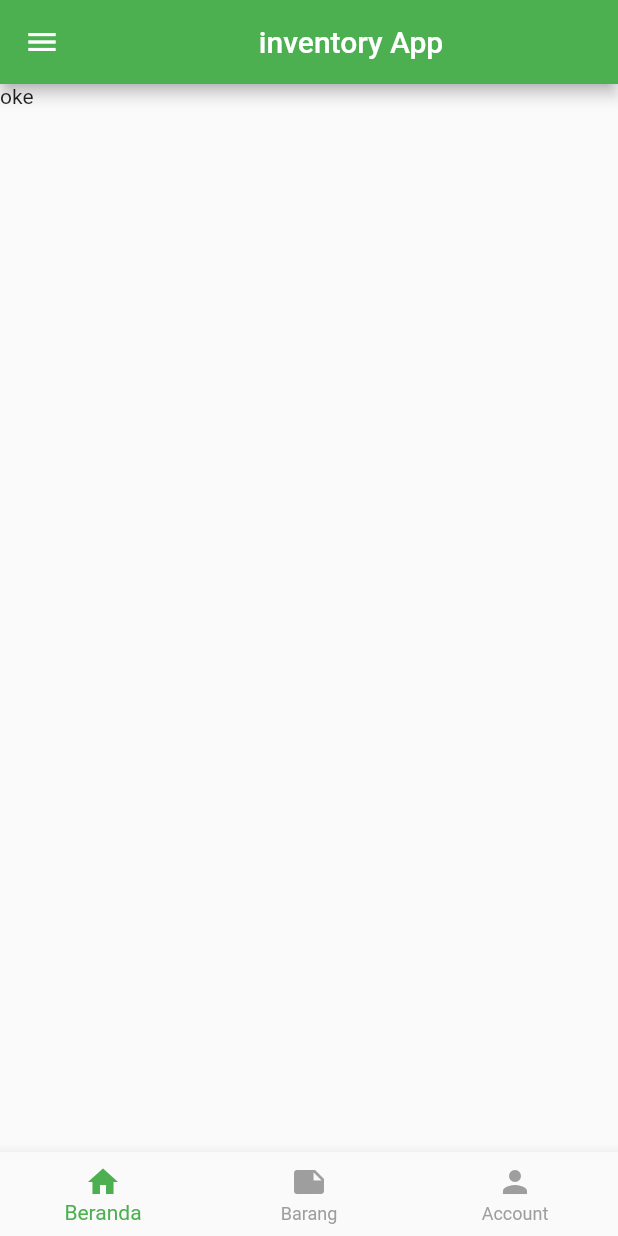
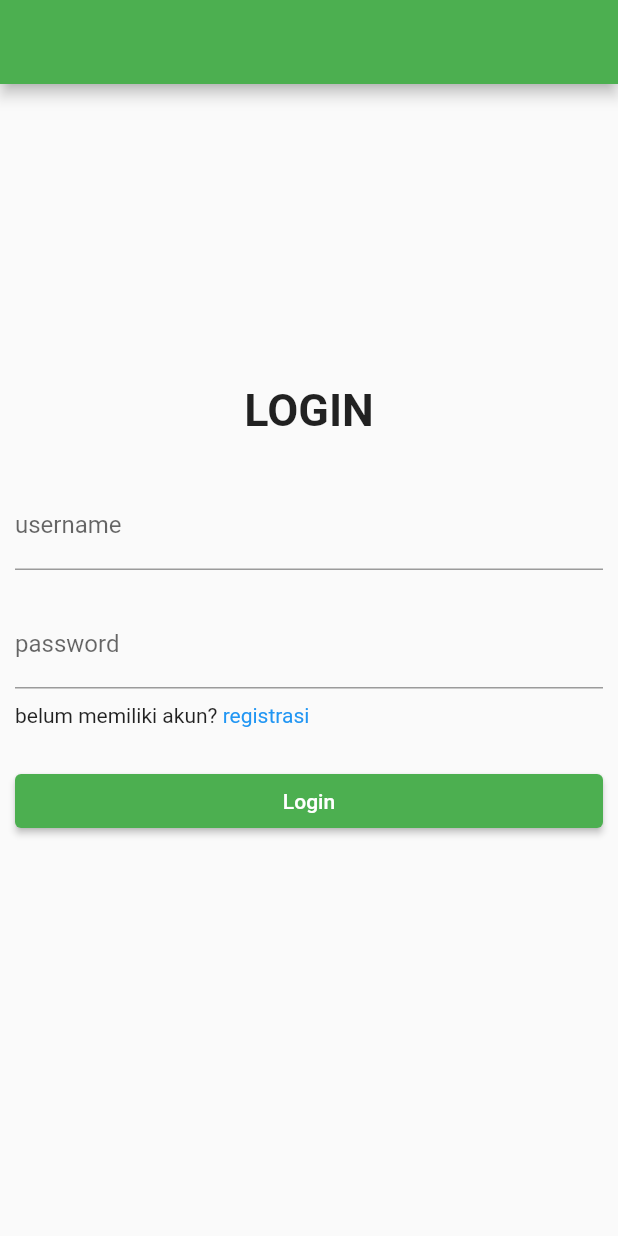
Before and after one commit to arifmalabar/inventory_app, a Flutter app: the screen it shows after launch, on a phone screen of 412 x 824 dp. Run offline on Flutter 3.47's test engine with Material 2 defaults, Android fonts, the phone set to English and light mode, and no system bars; our stand-ins replace fluttertoast.

```diff
--- /dev/null
+++ b/lib/authtenticate.dart
@@ -0,0 +1,84 @@
+import 'package:flutter/material.dart';
+import 'register.dart';
+
+class Auth extends StatefulWidget {
+  @override
+  LoginScreen createState() => LoginScreen();
+}
+
+class LoginScreen extends State<Auth> {
+  @override
+  Widget build(BuildContext context) {
+    return Scaffold(
+      appBar: AppBar(
+        title: Text(""),
+      ),
+      body: Center(
+        child: ListView(
+          children: [
+            Container(
+              height: 200.0,
+            ),
+            Container(
+              margin: EdgeInsets.only(bottom: 20),
+              child: Center(
+                child: Text(
+                  "LOGIN",
+                  style: TextStyle(fontSize: 30, fontWeight: FontWeight.bold),
+                ),
+              ),
+            ),
+            Container(
+              margin: EdgeInsets.all(10),
+              child: TextField(
+                //controller: ,
+                keyboardType: TextInputType.emailAddress,
+                decoration: InputDecoration(
+                    hintText: "Masukan Username anda", labelText: "username"),
+              ),
+            ),
+            Container(
+              margin: EdgeInsets.all(10),
+              child: TextField(
+                //controller: ,
+                keyboardType: TextInputType.visiblePassword,
+                obscureText: true,
+                decoration: InputDecoration(
+                    hintText: "Masukan Password anda", labelText: "password"),
+              ),
+            ),
+            Container(
+              margin: EdgeInsets.only(left: 10, bottom: 15),
+              child: Row(
+                children: [
+                  Text("belum memiliki akun? "),
+                  InkWell(
+                    onTap: () {
+                      Navigator.push(
+                        context,
+                        MaterialPageRoute(builder: (BuildContext context) {
+                          return Register();
+                        }),
+                      );
+                    },
+                    child: Text(
+                      "registrasi",
+                      style: TextStyle(color: Colors.blue),
+                    ),
+                  ),
+                ],
+              ),
+            ),
+            Container(
+              margin: EdgeInsets.all(10),
+              child: ElevatedButton(
+                onPressed: () {},
+                child: Text("Login"),
+              ),
+            ),
+          ],
+        ),
+      ),
+    );
+  }
+}
--- a/lib/barang.dart
+++ b/lib/barang.dart
@@ -20,55 +20,52 @@ class HomeState extends State<HomeApp> {
   List _barang = [];
   @override
   Model m = new Model();
-  Future<void> getBarang() async{
-    final response = await http.get("http://169.254.66.168/core_hmvc/barang");
+  Future<void> getBarang() async {
+    final response = await http.get("http://192.168.1.9/core_hmvc/barang");
     final barangData = jsonDecode(response.body);
     setState(() {
       _barang = barangData;
     });
   }
-  void initState()
-  {
+
+  void initState() {
     super.initState();
     getBarang();
     //time = Timer.periodic(Duration(seconds: 5), (Timer t) => autoRefresh());
   }
-  void autoRefresh()
-  {
+
+  void autoRefresh() {
     setState(() {
       getBarang();
     });
   }
+
   Widget build(BuildContext context) {
     return Scaffold(
       body: RefreshIndicator(
-        onRefresh:() => getBarang(),
+        onRefresh: () => getBarang(),
         child: FutureBuilder<List>(
           future: m.getBarang(),
-          builder: (context, snapshot){
-            if(snapshot.hasError) {
+          builder: (context, snapshot) {
+            if (snapshot.hasError) {
               print(snapshot.error);
-            } else{
-              if(snapshot.hasData)
-              {
+            } else {
+              if (snapshot.hasData) {
                 _barang = snapshot.data;
                 return _getList();
               } else {
-                return Center(child:CircularProgressIndicator());
+                return Center(child: CircularProgressIndicator());
               }
             }
           },
         ),
       ),
       floatingActionButton: FloatingActionButton(
-        onPressed: (){
-          Navigator.push(
-            context,
-            MaterialPageRoute(
-            builder: (BuildContext context) {
+        onPressed: () {
+          Navigator.push(context,
+              MaterialPageRoute(builder: (BuildContext context) {
             return Tambah();
-            })
-          );
+          }));
           setState(() {
             getBarang();
           });
@@ -77,11 +74,11 @@ class HomeState extends State<HomeApp> {
       ),
     );
   }
-  Widget _getList()
-  {
+
+  Widget _getList() {
     return ListView.builder(
-      itemCount: _barang==null ? 0 :_barang.length,
-      itemBuilder: (context, i){
+      itemCount: _barang == null ? 0 : _barang.length,
+      itemBuilder: (context, i) {
         return ListTile(
           title: Text(_barang[i]['nama_barang']),
           leading: Icon(Icons.person),
@@ -94,9 +91,9 @@ class HomeState extends State<HomeApp> {
           ),
           onTap: () {
             Navigator.push(
-                context, MaterialPageRoute(
-                  builder: (BuildContext context){
-                  return Update(list:_barang, index: i);
+              context,
+              MaterialPageRoute(builder: (BuildContext context) {
+                return Update(list: _barang, index: i);
               }),
             );
           },
@@ -104,6 +101,7 @@ class HomeState extends State<HomeApp> {
       },
     );
   }
+
   Future<void> _showMyDialog(var id) async {
     return showDialog<void>(
       context: context,
--- a/lib/main.dart
+++ b/lib/main.dart
@@ -1,16 +1,5 @@
-import 'dart:async';
-import 'dart:convert';
-
-import 'package:aplikasi_inventory/dashboard.dart';
-import 'package:aplikasi_inventory/fundamental/Navbar.dart';
 import 'package:flutter/material.dart';
-import 'tambah.dart';
-import 'edit.dart';
-import 'barang.dart';
-import 'server/Model.dart';
-import 'fundamental/BottomNav.dart';
-import 'fundamental/BottomNav.dart';
-import 'package:http/http.dart' as http;
+import 'authtenticate.dart';
 
 void main() {
   runApp(MyApp());
@@ -21,7 +10,7 @@ class MyApp extends StatelessWidget {
   Widget build(BuildContext context) {
     return MaterialApp(
       theme: ThemeData(primarySwatch: Colors.green),
-      home: Dashboard(),
+      home: Auth(),
     );
   }
 }
--- a/lib/server/Model.dart
+++ b/lib/server/Model.dart
@@ -4,21 +4,20 @@ import 'dart:convert';
 import 'package:flutter/cupertino.dart';
 import 'package:http/http.dart' as http;
 
-class Model
-{
+class Model {
   String nama_barang = "";
   String stok = "";
   String deskripsi = "";
 
-  Future<List> getBarang() async{
-    final response = await http.get("http://169.254.66.168/core_hmvc/barang");
+  Future<List> getBarang() async {
+    final response = await http.get("http://192.168.1.9/core_hmvc/barang");
     return jsonDecode(response.body);
   }
+
   void postBarang() {
-    var headers = {
-      'Content-Type': 'application/x-www-form-urlencoded'
-    };
-    var request = http.Request('POST', Uri.parse('http://169.254.66.168/core_hmvc/barang/insertData'));
+    var headers = {'Content-Type': 'application/x-www-form-urlencoded'};
+    var request = http.Request(
+        'POST', Uri.parse('http://192.168.1.9/core_hmvc/barang/insertData'));
     request.bodyFields = {
       'nama': nama_barang,
       'stok': stok,
@@ -27,16 +26,19 @@ class Model
     request.headers.addAll(headers);
     request.send();
   }
+
   Future<void> deleteBarang(var id) async {
-    final response = await http.get("http://169.254.66.168/core_hmvc/barang/hapusData/$id");
+    final response =
+        await http.get("http://192.168.1.9/core_hmvc/barang/hapusData/$id");
   }
-  Future<void> updateBarang(var id) async
-  {
+
+  Future<void> updateBarang(var id) async {
     var headers = {
       'Content-Type': 'application/x-www-form-urlencoded',
       'Cookie': 'ci_session=p935e789r485c1p8kbmdcem67vc27bmq'
     };
-    var request = http.Request('POST', Uri.parse('http://169.254.66.168/core_hmvc/barang/updateData/$id'));
+    var request = http.Request('POST',
+        Uri.parse('http://192.168.1.9/core_hmvc/barang/updateData/$id'));
     request.bodyFields = {
       'nama': nama_barang,
       'stok': stok,
@@ -48,8 +50,7 @@ class Model
 
     if (response.statusCode == 200) {
       print(await response.stream.bytesToString());
-    }
-    else {
+    } else {
       print(response.reasonPhrase);
     }
   }
--- a/pubspec.yaml
+++ b/pubspec.yaml
@@ -29,6 +29,7 @@ dependencies:
   # Use with the CupertinoIcons class for iOS style icons.
   cupertino_icons: ^1.0.0
   http: any
+  fluttertoast: any
 
 dev_dependencies:
   flutter_test:
```
Also changed, not shown: lib/Auth/AuthModel.dart (added, +53 -0 lines), lib/Auth/Session.dart (added, +29 -0 lines), lib/register.dart (added, +86 -0 lines), lib/tes.dart (added), pubspec.lock. Lines whose indentation alone changed are shown as unchanged.
